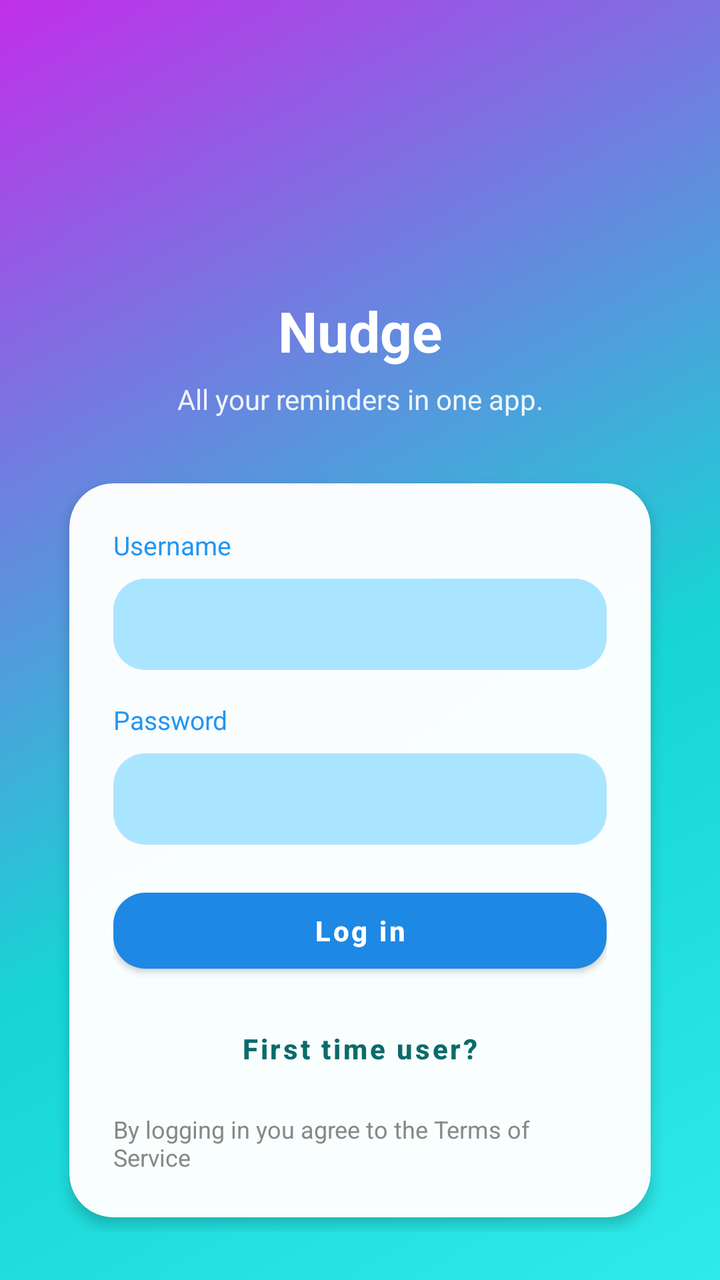
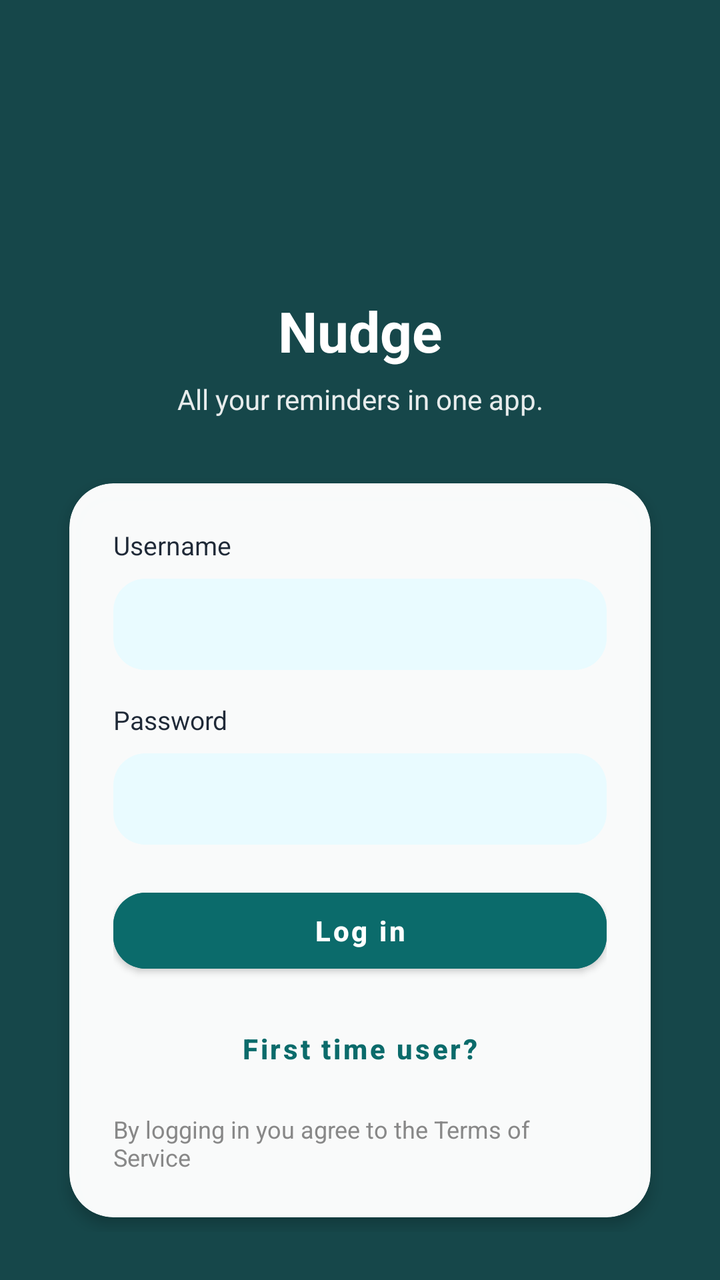

Two renders of the same Android screen: before a commit and after it. Below are the layout's source before the change and the commit's diff.
<!-- AndroidManifest.xml: application theme Theme.Nudge -->
<!-- res/layout/fragment_login.xml -->
<?xml version="1.0" encoding="utf-8"?>
<androidx.constraintlayout.widget.ConstraintLayout
    xmlns:android="http://schemas.android.com/apk/res/android"
    xmlns:app="http://schemas.android.com/apk/res-auto"
    android:id="@+id/loginRoot"
    android:layout_width="match_parent"
    android:layout_height="match_parent"
    android:background="@drawable/bg_login_gradient"
    android:padding="24dp">

    
    <ImageView
        android:id="@+id/logoImage"
        android:layout_width="88dp"
        android:layout_height="88dp"
        android:contentDescription="App logo"
        android:src="@mipmap/ic_launcher"
        android:scaleType="fitCenter"
        app:layout_constraintTop_toTopOf="parent"
        app:layout_constraintBottom_toTopOf="@id/appTitle"
        app:layout_constraintStart_toStartOf="parent"
        app:layout_constraintEnd_toEndOf="parent"
        app:layout_constraintVertical_chainStyle="packed"
        android:layout_marginTop="28dp"
        android:layout_marginBottom="12dp"/>

    
    <TextView
        android:id="@+id/appTitle"
        android:layout_width="wrap_content"
        android:layout_height="wrap_content"
        android:text="Nudge"
        android:textSize="28sp"
        android:textStyle="bold"
        android:textColor="@android:color/white"
        app:layout_constraintTop_toBottomOf="@id/logoImage"
        app:layout_constraintBottom_toTopOf="@id/appTagline"
        app:layout_constraintStart_toStartOf="parent"
        app:layout_constraintEnd_toEndOf="parent"
        android:layout_marginBottom="6dp"/>

    
    <TextView
        android:id="@+id/appTagline"
        android:layout_width="0dp"
        android:layout_height="wrap_content"
        android:text="All your reminders in one app."
        android:textSize="14sp"
        android:textColor="@android:color/white"
        android:alpha="0.9"
        android:gravity="center"
        app:layout_constraintTop_toBottomOf="@id/appTitle"
        app:layout_constraintBottom_toTopOf="@id/loginCard"
        app:layout_constraintStart_toStartOf="parent"
        app:layout_constraintEnd_toEndOf="parent"
        android:layout_marginBottom="20dp"/>

    
    <com.google.android.material.card.MaterialCardView
        android:id="@+id/loginCard"
        android:layout_width="0dp"
        android:layout_height="wrap_content"
        app:cardCornerRadius="22dp"
        app:cardUseCompatPadding="true"
        app:cardElevation="4dp"
        app:cardBackgroundColor="#F8FFFFFF"
        app:layout_constraintTop_toBottomOf="@id/appTagline"
        app:layout_constraintBottom_toBottomOf="parent"
        app:layout_constraintStart_toStartOf="parent"
        app:layout_constraintEnd_toEndOf="parent">

        <LinearLayout
            android:layout_width="match_parent"
            android:layout_height="wrap_content"
            android:orientation="vertical"
            android:padding="22dp">

            
            <TextView
                android:layout_width="wrap_content"
                android:layout_height="wrap_content"
                android:text="Username"
                android:textSize="13sp"
                android:textColor="#2196F3"
                android:layout_marginBottom="8dp"/>

            <com.google.android.material.textfield.TextInputLayout
                android:id="@+id/usernameLayout"
                style="@style/Widget.MaterialComponents.TextInputLayout.FilledBox"
                android:layout_width="match_parent"
                android:layout_height="wrap_content"
                app:boxBackgroundMode="filled"
                app:boxBackgroundColor="#AAE5FF"
                app:boxCornerRadiusTopStart="16dp"
                app:boxCornerRadiusTopEnd="16dp"
                app:boxCornerRadiusBottomStart="16dp"
                app:boxCornerRadiusBottomEnd="16dp"
                app:boxStrokeWidth="0dp"
                app:boxStrokeWidthFocused="0dp"
                android:layout_marginBottom="16dp">

                <com.google.android.material.textfield.TextInputEditText
                    android:id="@+id/usernameEditText"
                    android:layout_width="match_parent"
                    android:layout_height="wrap_content"
                    android:textColor="#111827"
                    android:textColorHint="#9CA3AF"
                    android:inputType="text"
                    android:singleLine="true"
                    android:padding="12dp"
                    android:imeOptions="actionNext"/>
            </com.google.android.material.textfield.TextInputLayout>

            
            <TextView
                android:layout_width="wrap_content"
                android:layout_height="wrap_content"
                android:text="Password"
                android:textSize="13sp"
                android:textColor="#2196F3"
                android:layout_marginBottom="8dp"/>

            <com.google.android.material.textfield.TextInputLayout
                android:id="@+id/passwordLayout"
                style="@style/Widget.MaterialComponents.TextInputLayout.FilledBox"
                android:layout_width="match_parent"
                android:layout_height="wrap_content"
                app:boxBackgroundMode="filled"
                app:boxBackgroundColor="#AAE5FF"
                app:boxCornerRadiusTopStart="16dp"
                app:boxCornerRadiusTopEnd="16dp"
                app:boxCornerRadiusBottomStart="16dp"
                app:boxCornerRadiusBottomEnd="16dp"
                app:boxStrokeWidth="0dp"
                app:boxStrokeWidthFocused="0dp"
                android:layout_marginBottom="18dp">

                <com.google.android.material.textfield.TextInputEditText
                    android:id="@+id/passwordEditText"
                    android:layout_width="match_parent"
                    android:layout_height="wrap_content"
                    android:textColor="#111827"
                    android:textColorHint="#9CA3AF"
                    android:inputType="textPassword"
                    android:singleLine="true"
                    android:padding="12dp"
                    android:imeOptions="actionDone"/>
            </com.google.android.material.textfield.TextInputLayout>

            
            <com.google.android.material.button.MaterialButton
                android:id="@+id/loginButton"
                android:layout_width="match_parent"
                android:layout_height="50dp"
                android:text="Log in"
                android:textAllCaps="false"
                android:textStyle="bold"
                app:cornerRadius="16dp"/>

            <com.google.android.material.button.MaterialButton
                android:id="@+id/signupButton"
                style="@style/Widget.MaterialComponents.Button.TextButton"
                android:layout_width="match_parent"
                android:layout_height="wrap_content"
                android:layout_marginTop="10dp"
                android:text="First time user?"
                android:textAllCaps="false"
                android:textStyle="bold"
                android:textColor="#0B6B6B"
                app:rippleColor="#220B6B6B"/>

            <TextView
                android:id="@+id/tosLoginText"
                android:layout_width="wrap_content"
                android:layout_height="wrap_content"
                android:text="By logging in you agree to the Terms of Service"
                android:textSize="12sp"
                android:textColor="#888888"
                android:paddingTop="8dp" />

            <TextView
                android:id="@+id/loginStatusText"
                android:layout_width="match_parent"
                android:layout_height="wrap_content"
                android:layout_marginTop="12dp"
                android:textSize="12sp"
                android:textColor="?attr/colorError"
                android:visibility="gone"
                android:text="Login failed"/>
        </LinearLayout>

    </com.google.android.material.card.MaterialCardView>

</androidx.constraintlayout.widget.ConstraintLayout>
<!-- resources referenced by this layout -->
<resources>
  <!-- drawable bg_login_gradient (drawable) -->
  <?xml version="1.0" encoding="utf-8"?>
  <shape xmlns:android="http://schemas.android.com/apk/res/android">
      <gradient
          android:type="linear"
          android:angle="135"
          android:startColor="#2FEAEA"
          android:centerColor="#17D5D5"
          android:endColor="#C12FEA"
          android:centerX="0.40"
          android:centerY="0.55"/>
  </shape>
  <!-- mipmap ic_launcher (mipmap-anydpi-v26) -->
  <?xml version="1.0" encoding="utf-8"?>
  <adaptive-icon xmlns:android="http://schemas.android.com/apk/res/android">
      <background android:drawable="@drawable/ic_launcher_background"/>
      <foreground android:drawable="@mipmap/ic_launcher_foreground"/>
  </adaptive-icon>
  <style name="Theme.Nudge" parent="Theme.MaterialComponents.DayNight.NoActionBar">
          
          <item name="colorPrimary">@color/colorPrimary</item>
          <item name="colorPrimaryVariant">@color/colorPrimaryDark</item>
          <item name="colorOnPrimary">@color/white</item>
          
          <item name="colorSecondary">@color/colorAccent</item>
          <item name="colorSecondaryVariant">@color/colorAccent</item>
          <item name="colorOnSecondary">@color/black</item>
          
          <item name="android:colorBackground">@color/colorBackground</item>
          
          <item name="android:textColorPrimary">@color/colorTextPrimary</item>
          <item name="android:textColorSecondary">@color/colorTextSecondary</item>
          
          <item name="android:windowBackground">@color/colorBackground</item>
          <item name="android:statusBarColor">@color/colorTheme</item>
      </style>
  <!-- drawable ic_launcher_background: vector/xml drawable (drawable, 4866 chars, omitted) -->
  <color name="colorPrimary">#1E88E5</color>
  <color name="colorPrimaryDark">#1565C0</color>
  <color name="white">#FFFFFFFF</color>
  <color name="colorAccent">#B0B0B0</color>
  <color name="black">#FF000000</color>
  <color name="colorBackground">#FFFFFF</color>
  <color name="colorTextPrimary">#272829</color>
  <color name="colorTextSecondary">#757575</color>
  <color name="colorTheme">#58CBFF</color>
</resources>

<!-- the commit's change to res/layout/fragment_login.xml (unified diff, before → after) -->
@@ -5,7 +5,7 @@
     android:id="@+id/loginRoot"
     android:layout_width="match_parent"
     android:layout_height="match_parent"
-    android:background="@drawable/bg_login_gradient"
+    android:background="@drawable/bg_auth"
     android:padding="24dp">
 
     
@@ -81,7 +81,7 @@
                 android:layout_height="wrap_content"
                 android:text="Username"
                 android:textSize="13sp"
-                android:textColor="#2196F3"
+                android:textColor="#1F2937"
                 android:layout_marginBottom="8dp"/>
 
             <com.google.android.material.textfield.TextInputLayout
@@ -90,7 +90,7 @@
                 android:layout_width="match_parent"
                 android:layout_height="wrap_content"
                 app:boxBackgroundMode="filled"
-                app:boxBackgroundColor="#AAE5FF"
+                app:boxBackgroundColor="#F2E8FBFF"
                 app:boxCornerRadiusTopStart="16dp"
                 app:boxCornerRadiusTopEnd="16dp"
                 app:boxCornerRadiusBottomStart="16dp"
@@ -117,7 +117,7 @@
                 android:layout_height="wrap_content"
                 android:text="Password"
                 android:textSize="13sp"
-                android:textColor="#2196F3"
+                android:textColor="#1F2937"
                 android:layout_marginBottom="8dp"/>
 
             <com.google.android.material.textfield.TextInputLayout
@@ -126,7 +126,7 @@
                 android:layout_width="match_parent"
                 android:layout_height="wrap_content"
                 app:boxBackgroundMode="filled"
-                app:boxBackgroundColor="#AAE5FF"
+                app:boxBackgroundColor="#F2E8FBFF"
                 app:boxCornerRadiusTopStart="16dp"
                 app:boxCornerRadiusTopEnd="16dp"
                 app:boxCornerRadiusBottomStart="16dp"
@@ -154,6 +154,8 @@
                 android:layout_height="50dp"
                 android:text="Log in"
                 android:textAllCaps="false"
+                android:backgroundTint="#0B6B6B"
+                android:textColor="@android:color/white"
                 android:textStyle="bold"
                 app:cornerRadius="16dp"/>
 
<!-- resource entries referenced after the edit -->
@@ -1,16 +1,9 @@
 <!-- resources referenced by this layout -->
 <resources>
-  <!-- drawable bg_login_gradient (drawable) -->
+  <!-- drawable bg_auth (drawable) -->
   <?xml version="1.0" encoding="utf-8"?>
   <shape xmlns:android="http://schemas.android.com/apk/res/android">
-      <gradient
-          android:type="linear"
-          android:angle="135"
-          android:startColor="#2FEAEA"
-          android:centerColor="#17D5D5"
-          android:endColor="#C12FEA"
-          android:centerX="0.40"
-          android:centerY="0.55"/>
+      <solid android:color="#16474A" />
   </shape>
   <!-- mipmap ic_launcher (mipmap-anydpi-v26) -->
   <?xml version="1.0" encoding="utf-8"?>
